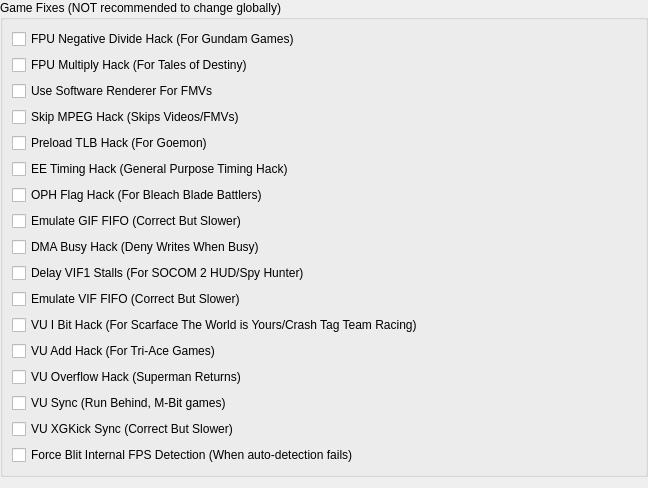
The window that pcsx2-qt/Settings/GameFixSettingsWidget.ui (0xR1cky/ARMSX2) describes before a commit, drawn with Qt 5.
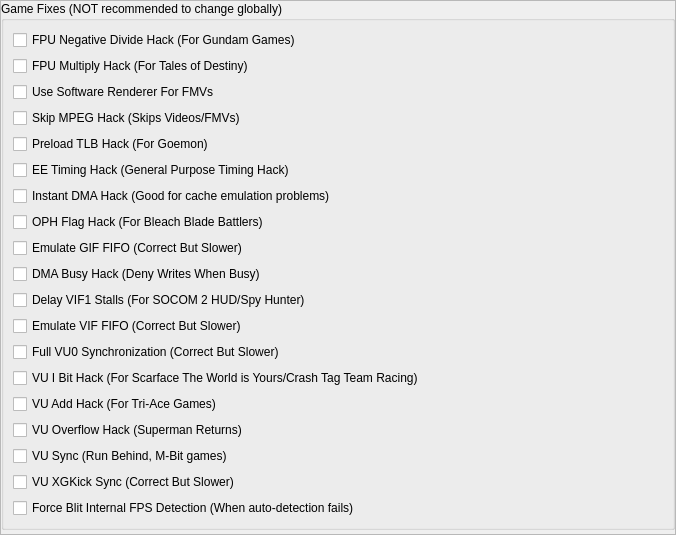
The same window after the commit.

```diff
--- a/pcsx2-qt/Settings/GameFixSettingsWidget.ui
+++ b/pcsx2-qt/Settings/GameFixSettingsWidget.ui
@@ -6,13 +6,40 @@
    <rect>
     <x>0</x>
     <y>0</y>
-    <width>648</width>
-    <height>481</height>
+    <width>676</width>
+    <height>535</height>
    </rect>
   </property>
   <property name="windowTitle">
    <string>Form</string>
   </property>
+  <layout class="QVBoxLayout" name="verticalLayout_3">
+   <property name="leftMargin">
+    <number>0</number>
+   </property>
+   <property name="topMargin">
+    <number>0</number>
+   </property>
+   <property name="rightMargin">
+    <number>0</number>
+   </property>
+   <property name="bottomMargin">
+    <number>0</number>
+   </property>
+   <item>
+    <widget class="QScrollArea" name="scrollArea">
+     <property name="widgetResizable">
+      <bool>true</bool>
+     </property>
+     <widget class="QWidget" name="scrollAreaWidgetContents">
+      <property name="geometry">
+       <rect>
+        <x>0</x>
+        <y>0</y>
+        <width>674</width>
+        <height>533</height>
+       </rect>
+      </property>
   <layout class="QVBoxLayout" name="verticalLayout">
    <property name="leftMargin">
     <number>0</number>
@@ -23,6 +50,9 @@
    <property name="rightMargin">
     <number>0</number>
    </property>
+       <property name="bottomMargin">
+        <number>0</number>
+       </property>
    <item>
     <widget class="QGroupBox" name="groupBox">
      <property name="title">
@@ -71,6 +101,13 @@
         </property>
        </widget>
       </item>
+          <item>
+           <widget class="QCheckBox" name="InstantDMAHack">
+            <property name="text">
+             <string>Instant DMA Hack (Good for cache emulation problems)</string>
+            </property>
+           </widget>
+          </item>
       <item>
        <widget class="QCheckBox" name="OPHFlagHack">
         <property name="text">
@@ -106,6 +143,13 @@
         </property>
        </widget>
       </item>
+          <item>
+           <widget class="QCheckBox" name="FullVU0SyncHack">
+            <property name="text">
+             <string>Full VU0 Synchronization (Correct But Slower)</string>
+            </property>
+           </widget>
+          </item>
       <item>
        <widget class="QCheckBox" name="IbitHack">
         <property name="text">
@@ -163,6 +207,10 @@
       </size>
      </property>
     </spacer>
+       </item>
+      </layout>
+     </widget>
+    </widget>
    </item>
   </layout>
  </widget>
```
Lines whose indentation alone changed are shown as unchanged.
